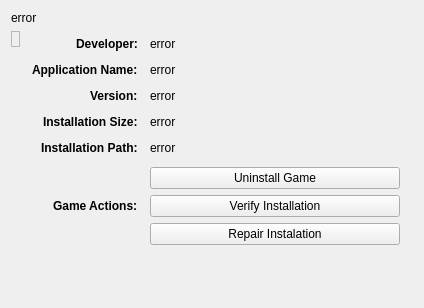
Before: the Qt Designer form rare/ui/components/tabs/games/game_info/game_info.ui in RareDevs/Rare, drawn with Qt 5.
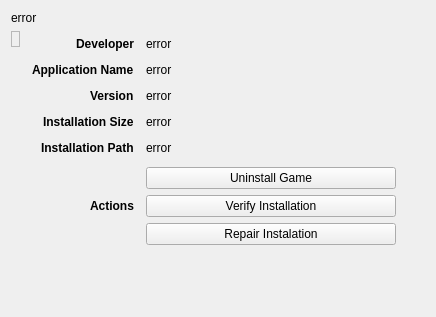
After: the same form once the commit is applied.

Patch:
```diff
--- a/rare/ui/components/tabs/games/game_info/game_info.ui
+++ b/rare/ui/components/tabs/games/game_info/game_info.ui
@@ -6,8 +6,8 @@
    <rect>
     <x>0</x>
     <y>0</y>
-    <width>424</width>
-    <height>308</height>
+    <width>436</width>
+    <height>317</height>
    </rect>
   </property>
   <property name="windowTitle">
@@ -79,7 +79,7 @@
         </font>
        </property>
        <property name="text">
-        <string>Developer:</string>
+        <string>Developer</string>
        </property>
       </widget>
      </item>
@@ -118,7 +118,7 @@
         </font>
        </property>
        <property name="text">
-        <string>Version:</string>
+        <string>Version</string>
        </property>
       </widget>
      </item>
@@ -137,7 +137,7 @@
         </font>
        </property>
        <property name="text">
-        <string>Installation Path:</string>
+        <string>Installation Path</string>
        </property>
       </widget>
      </item>
@@ -169,7 +169,7 @@
         </font>
        </property>
        <property name="text">
-        <string>Game Actions:</string>
+        <string>Actions</string>
        </property>
       </widget>
      </item>
@@ -188,7 +188,7 @@
         </font>
        </property>
        <property name="text">
-        <string>Application Name:</string>
+        <string>Application Name</string>
        </property>
       </widget>
      </item>
@@ -207,7 +207,7 @@
         </font>
        </property>
        <property name="text">
-        <string>Installation Size:</string>
+        <string>Installation Size</string>
        </property>
       </widget>
      </item>
```
